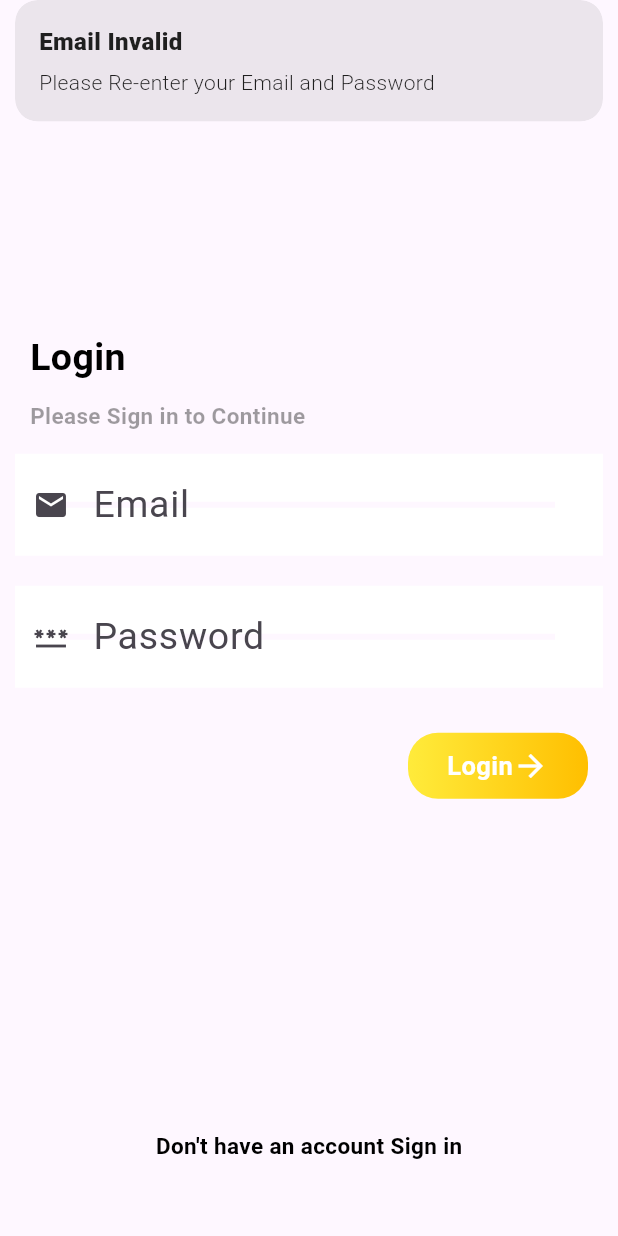
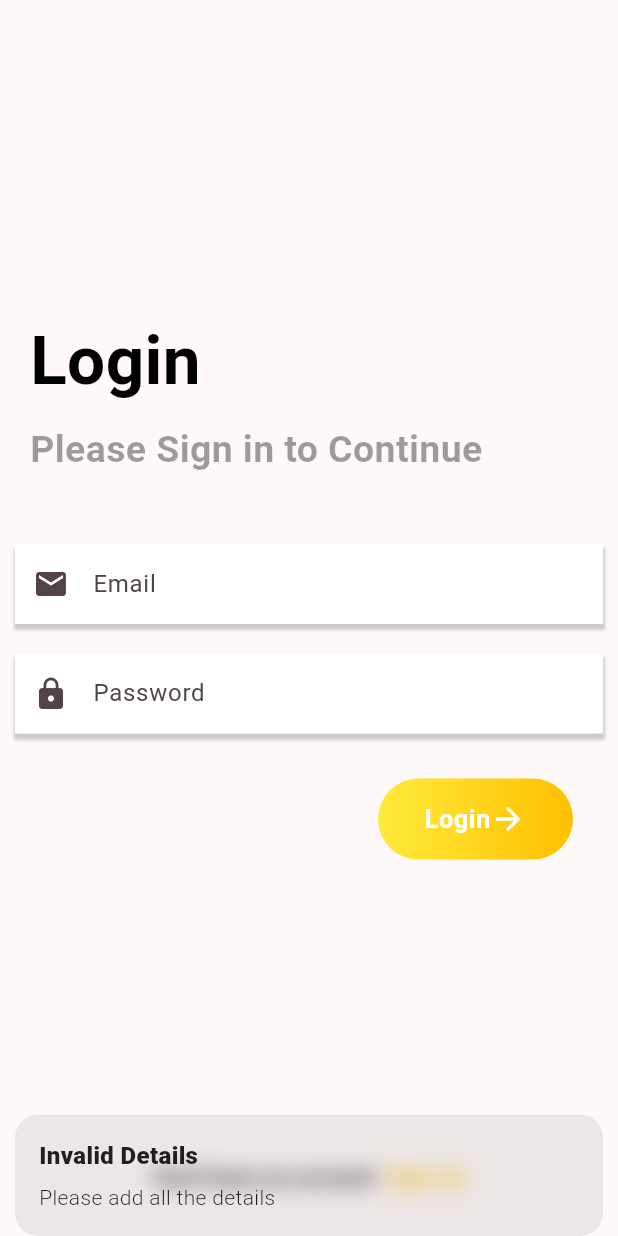
Before and after one commit to usman998/real_meta_test, a Flutter app: the screen it shows after launch, after a tap on "Login", on a phone screen of 412 x 824 dp. Run offline on Flutter 3.47's test engine with Material 2 defaults, Android fonts, the phone set to English and light mode, and no system bars; our stand-ins replace get, get_storage, sqflite, sqflite_common_ffi; accounts and stored records are empty; network calls fail.

Commit message:
ui changes added

```diff
--- a/lib/component/text_form_widget.dart
+++ b/lib/component/text_form_widget.dart
@@ -22,36 +22,51 @@ class TextFormWidget extends StatelessWidget {
   Widget build(BuildContext context) {
     return Padding(
       padding: const EdgeInsets.only(left: 10.0,right: 10,bottom: 10,top: 10),
+      child: Container(
+        decoration: BoxDecoration(
+          color: Colors.white,
+          boxShadow: [
+            BoxShadow(
+              color: Colors.grey.withOpacity(0.5),
+              spreadRadius: 1,
+              blurRadius: 1,
+              offset: Offset(0, 3), // changes position of shadow
+            ),
+          ],
+        ),
         child: TextField(
           obscureText: obsecure,
             style: TextStyle(
-            fontSize: 25.0,
-            color: Colors.blueAccent,
+              fontSize: 15.0,
+              color: Colors.black,fontWeight: FontWeight.bold
             ),
             controller: controller,
             decoration: InputDecoration(
+              label: Text(mainText),
+                focusColor: Colors.black,
                 contentPadding: EdgeInsets.fromLTRB(20.0, 15.0, 20.0, 15.0),
                 prefixIcon: Icon(icon),
-              hintText: mainText,
+                // hintText: mainText,
                 enabledBorder: OutlineInputBorder(
                   borderSide:
-                BorderSide(color: Colors.white, width: 32.0),
+                  BorderSide(color: Colors.white, width: 1.0),
                   borderRadius: BorderRadius.circular(10.0),
                 ),
                 disabledBorder: OutlineInputBorder(
                   borderSide:
-                BorderSide(color: Colors.white, width: 32.0),
+                  BorderSide(color: Colors.white, width: 1.0),
                   borderRadius: BorderRadius.circular(10.0),
                 ),
                 border: OutlineInputBorder(
                   borderSide:
-                BorderSide(color: Colors.white, width: 32.0),
+                  BorderSide(color: Colors.white, width: 1.0),
                   borderRadius: BorderRadius.circular(10.0),
                 ),
                 focusedBorder: OutlineInputBorder(
                     borderSide:
-                  BorderSide(color: Colors.white, width: 32.0),
+                    BorderSide(color: Colors.white, width: 1.0),
                     borderRadius: BorderRadius.circular(10.0)))),
+      ),
     );
   }
 }
--- a/lib/main.dart
+++ b/lib/main.dart
@@ -34,7 +34,7 @@ class MyApp extends StatelessWidget {
     return GetMaterialApp(
       title: 'Flutter Demo',
       theme: ThemeData(
-        colorScheme: ColorScheme.fromSeed(seedColor: Colors.deepPurple),
+        colorScheme: ColorScheme.fromSeed(seedColor: Colors.black),
         useMaterial3: true,
       ),
       home: GetStorage().read("userInfo")!=null?ProductList():MyHomePage(),
--- a/lib/screens/login_screen/controller/login_controller.dart
+++ b/lib/screens/login_screen/controller/login_controller.dart
@@ -29,23 +29,17 @@ class LoginController extends GetxController{
   void onInit() {
     // TODO: implement onInit
     super.onInit();
-    checkResult();
-  }
-
-
-  checkResult(){
-    // var result =  box.read("userInfo");
-    // if(result!=null){
-    //   Future.delayed()
-    //   Get.offAll(ProductList());
-    // } else{
-    //   isUser.value=true;
-    // }
   }
 
 
 
   Future login()async{
+    if(emailController.text.isEmpty||passwordController.text.isEmpty){
+      Get.snackbar(
+          "Invalid Details", "Please add all the details",
+          snackPosition:SnackPosition.BOTTOM
+      );
+    } else{
       var result = await NotesDatabase.instance.readNoteByEmail(emailController.text);
       if(result is Note){
         if(result.password==passwordController.text){
@@ -55,12 +49,16 @@ class LoginController extends GetxController{
           Get.offAll(ProductList());
         } else{
           passwordController.clear();
-        Get.snackbar("Password Invalid", "Please Re-enter your Password");
+          Get.snackbar(
+              "Password Invalid", "Please Re-enter your Password",
+              snackPosition:SnackPosition.BOTTOM
+          );
         }
       } else{
         emailController.clear();
         passwordController.clear();
-      Get.snackbar("Email Invalid", "Please Re-enter your Email and Password");
+        Get.snackbar("Email Invalid", "Please Re-enter your Email and Password",snackPosition:SnackPosition.BOTTOM );
+      }
     }
   }
 
--- a/lib/screens/login_screen/login.dart
+++ b/lib/screens/login_screen/login.dart
@@ -30,11 +30,12 @@ class MyHomePage extends StatelessWidget {
                 mainAxisAlignment: MainAxisAlignment.center,
                 children: [
                   TextHeader(
-                    mainText: "Login",textSize: 25,
+                    mainText: "Login",textSize: 45,
                   ),
                   TextHeader(
-                    mainText: "Please Sign in to Continue",textSize: 15,textColo: Colors.black38,
+                    mainText: "Please Sign in to Continue",textSize: 25,textColo: Colors.black38,
                   ),
+                  SizedBox(height: 30,),
                   TextFormWidget(
                     mainText: "Email",
                     icon: Icons.email,
@@ -43,22 +44,22 @@ class MyHomePage extends StatelessWidget {
                   TextFormWidget(
                     mainText: "Password",
                     obsecure: true,
-                    icon: Icons.password,
+                    icon: Icons.lock,
                     controller: productController.passwordController,
                   ),
                   Container(
                     width: double.infinity,
                     alignment: Alignment.centerRight,
-                    padding: EdgeInsets.only(right: 20,top: 20),
+                    padding: EdgeInsets.only(right: 30,top: 20),
                     child: GestureDetector(
                       onTap: (){
                         productController.login();
                       },
                       child: Container(
-                        width: 120,
-                        padding: EdgeInsets.symmetric(horizontal: 20,vertical: 10),
+                        width: 130,
+                        padding: EdgeInsets.symmetric(horizontal: 20,vertical: 15),
                         decoration: BoxDecoration(
-                            borderRadius: BorderRadius.all(Radius.circular(20)),
+                            borderRadius: BorderRadius.all(Radius.circular(30)),
                             gradient: LinearGradient(
                               colors: [Colors.yellow, Color(0xffffbf00)],
                               begin: Alignment.centerLeft,
@@ -91,11 +92,21 @@ class MyHomePage extends StatelessWidget {
               onTap: (){
                 Get.to(RegisterScreen());
               },
-              child: TextHeader(
-                mainText: "Don't have an account Sign in",textSize: 15,
-                alignment: Alignment.center,bottomPad: 50,
+              child: RichText(
+                text: TextSpan(
+                  text: "Don't have an account  ",
+                  style: TextStyle(
+                      fontSize: 15,fontWeight: FontWeight.bold,color: Colors.black
+                  ),
+                  children: const <TextSpan>[
+                    TextSpan(text: 'Sign Up', style: TextStyle(
+                        fontSize: 15,
+                        fontWeight: FontWeight.bold,color: Color(0xffffbf00))),
+                  ],
+                ),
               ),
             ),
+            SizedBox(height: 30,)
           ],
         ),
       ), // This trailing comma makes auto-formatting nicer for build methods.
```
Also changed, not shown: lib/screens/register_screen/controller/register_controller.dart (+18 -4 lines), lib/screens/register_screen/register.dart (+19 -9 lines), 1 other file. Lines whose indentation alone changed are shown as unchanged.
